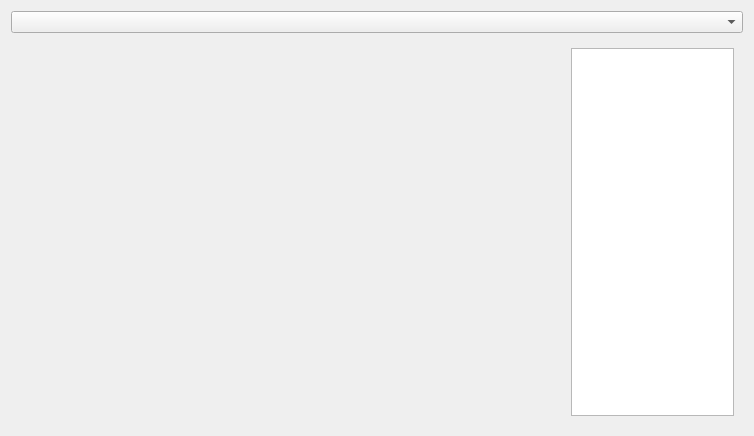
First picture: the form in program/forms/signal_display_widget.ui, repository MichalDudkiewicz/signal_processing, before the edit.
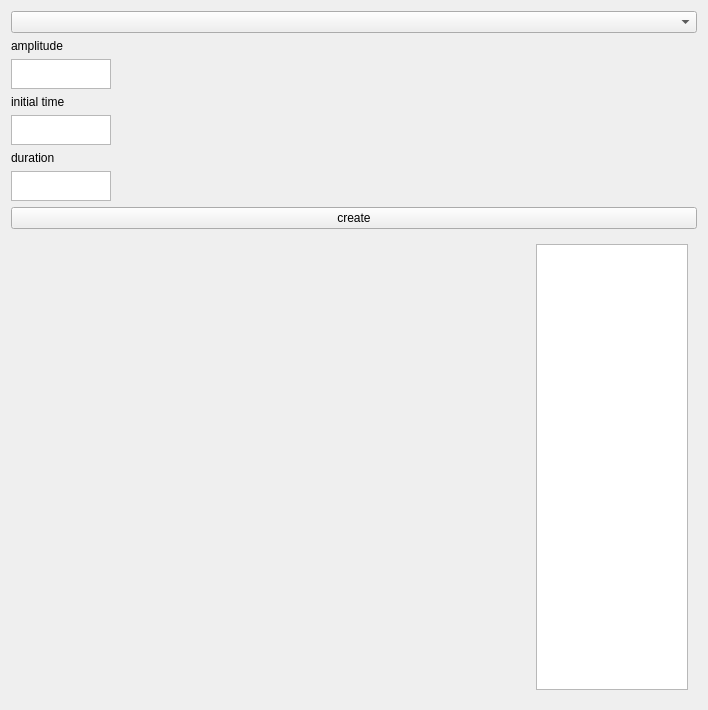
Second picture: the form after the edit.

Patch:
```diff
--- a/program/forms/signal_display_widget.ui
+++ b/program/forms/signal_display_widget.ui
@@ -6,8 +6,8 @@
    <rect>
     <x>0</x>
     <y>0</y>
-    <width>754</width>
-    <height>436</height>
+    <width>708</width>
+    <height>710</height>
    </rect>
   </property>
   <property name="windowTitle">
@@ -16,8 +16,8 @@
   <layout class="QGridLayout" name="gridLayout_2">
    <item row="0" column="0">
     <layout class="QGridLayout" name="gridLayout">
-     <item row="1" column="0">
-      <layout class="QHBoxLayout" name="horizontalLayout">
+     <item row="11" column="0">
+      <layout class="QHBoxLayout" name="horizontalLayout" stretch="0,0">
        <item>
         <widget class="QWidget" name="chart" native="true">
          <property name="sizePolicy">
@@ -45,9 +45,73 @@
        </item>
       </layout>
      </item>
-     <item row="0" column="0">
+     <item row="1" column="0">
       <widget class="QComboBox" name="comboBox"/>
      </item>
+     <item row="9" column="0">
+      <widget class="QTextEdit" name="durationTextEdit">
+       <property name="maximumSize">
+        <size>
+         <width>100</width>
+         <height>30</height>
+        </size>
+       </property>
+      </widget>
+     </item>
+     <item row="8" column="0">
+      <widget class="QLabel" name="label_3">
+       <property name="text">
+        <string>duration</string>
+       </property>
+      </widget>
+     </item>
+     <item row="3" column="0">
+      <widget class="QTextEdit" name="amplitudeTextEdit">
+       <property name="sizePolicy">
+        <sizepolicy hsizetype="Fixed" vsizetype="Fixed">
+         <horstretch>0</horstretch>
+         <verstretch>0</verstretch>
+        </sizepolicy>
+       </property>
+       <property name="maximumSize">
+        <size>
+         <width>100</width>
+         <height>30</height>
+        </size>
+       </property>
+      </widget>
+     </item>
+     <item row="5" column="0">
+      <widget class="QTextEdit" name="initialTimeTextEdit">
+       <property name="maximumSize">
+        <size>
+         <width>100</width>
+         <height>30</height>
+        </size>
+       </property>
+      </widget>
+     </item>
+     <item row="4" column="0">
+      <widget class="QLabel" name="label_2">
+       <property name="text">
+        <string>initial time</string>
+       </property>
+      </widget>
+     </item>
+     <item row="2" column="0">
+      <widget class="QLabel" name="label">
+       <property name="text">
+        <string>amplitude</string>
+       </property>
+      </widget>
+     </item>
+     <item row="10" column="0">
+      <widget class="QPushButton" name="pushButton">
+       <property name="text">
+        <string>create</string>
+       </property>
+      </widget>
+     </item>
     </layout>
    </item>
   </layout>
```
